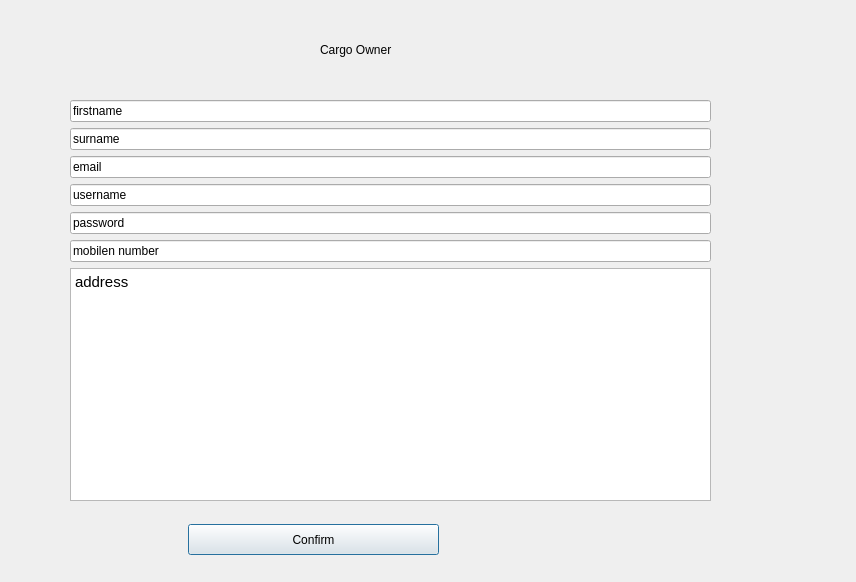
The window that QTSDI/forms/cargoregdialog.ui (JaredFA363/Cargo-E-MarketPlace) describes before a commit, drawn with Qt 5.
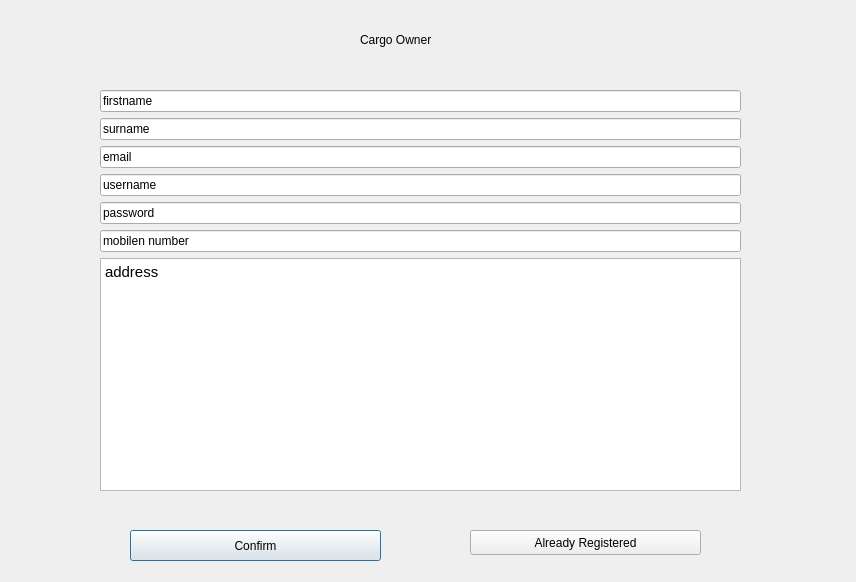
The same window after the commit.

Commit message: IMplemented already registered buttons and perpared QTSql

Diff of the .ui file:
```diff
--- a/QTSDI/forms/cargoregdialog.ui
+++ b/QTSDI/forms/cargoregdialog.ui
@@ -16,8 +16,8 @@
   <widget class="QLabel" name="label">
    <property name="geometry">
     <rect>
-     <x>320</x>
-     <y>40</y>
+     <x>360</x>
+     <y>30</y>
      <width>211</width>
      <height>20</height>
     </rect>
@@ -29,8 +29,8 @@
   <widget class="QWidget" name="verticalLayoutWidget">
    <property name="geometry">
     <rect>
-     <x>70</x>
-     <y>100</y>
+     <x>100</x>
+     <y>90</y>
      <width>641</width>
      <height>401</height>
     </rect>
@@ -94,8 +94,8 @@
   <widget class="QPushButton" name="Confirm">
    <property name="geometry">
     <rect>
-     <x>188</x>
-     <y>524</y>
+     <x>130</x>
+     <y>530</y>
      <width>251</width>
      <height>31</height>
     </rect>
@@ -104,6 +104,19 @@
     <string>Confirm</string>
    </property>
   </widget>
+  <widget class="QPushButton" name="ToLogin">
+   <property name="geometry">
+    <rect>
+     <x>470</x>
+     <y>530</y>
+     <width>231</width>
+     <height>25</height>
+    </rect>
+   </property>
+   <property name="text">
+    <string>Already Registered</string>
+   </property>
+  </widget>
  </widget>
  <resources/>
  <connections/>
```
The commit also changes 10 other files.
